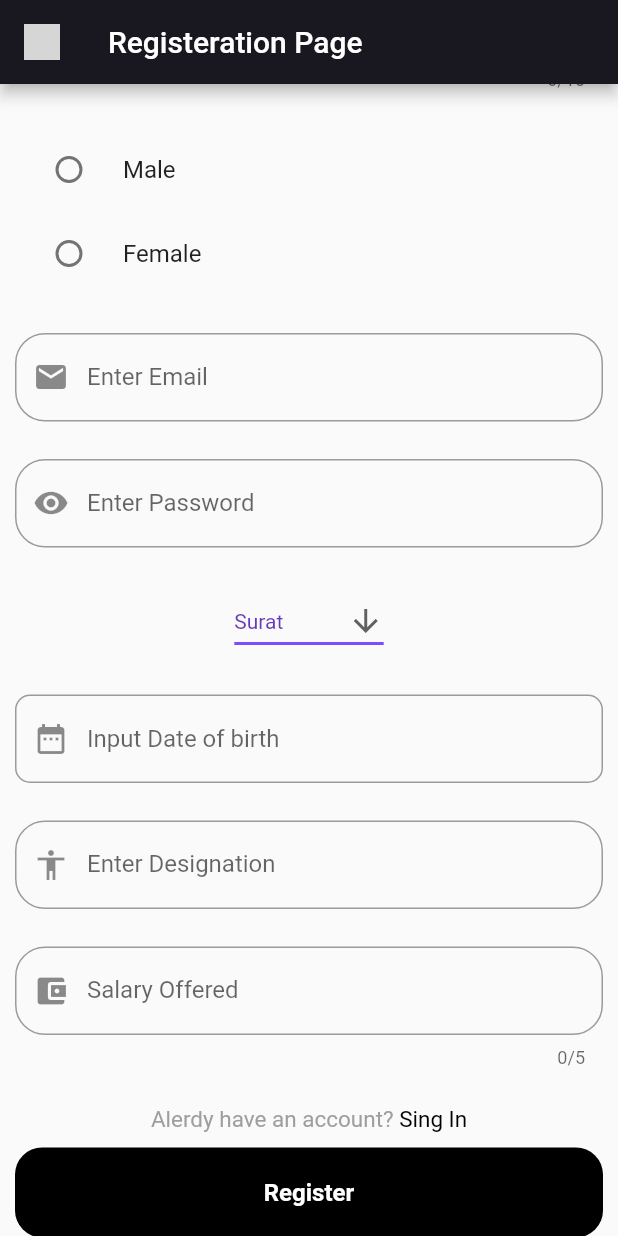
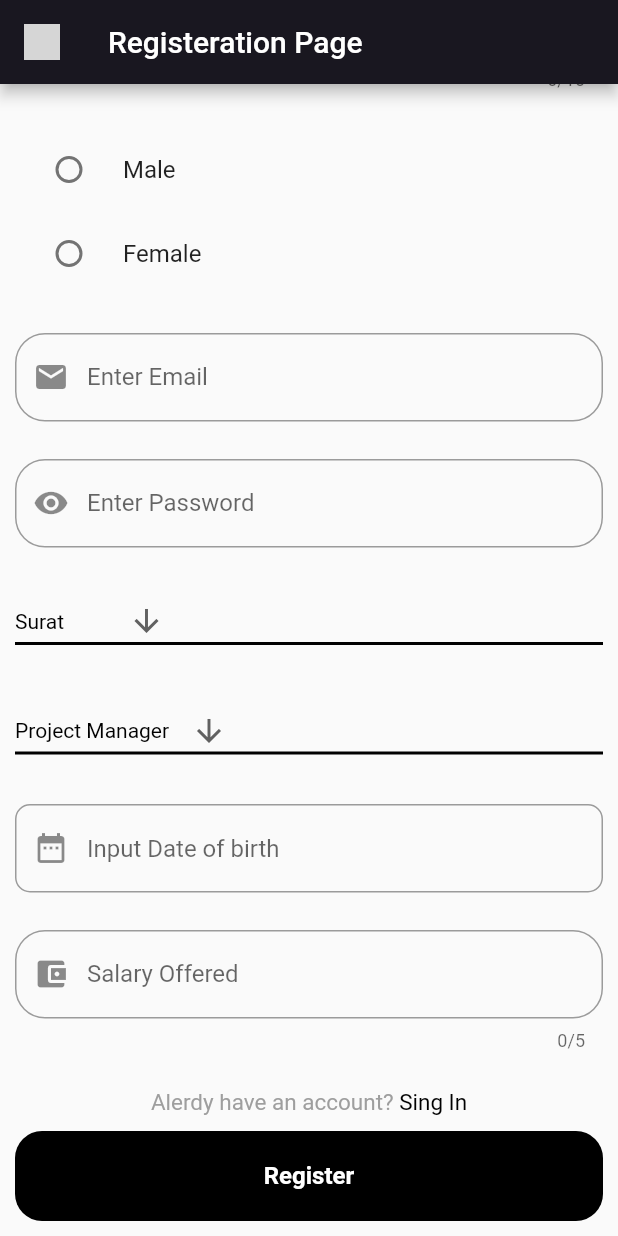
Before and after one commit to PatelMeet4744/ems, a Flutter app: the Registration screen opened directly, scrolled down 527 dp, on a phone screen of 412 x 824 dp. Run offline on Flutter 3.47's test engine with Material 2 defaults, Android fonts, the phone set to English and light mode, and no system bars; our stand-ins replace cloud_firestore, firebase_core, flutter_svg_provider, quickalert, shared_preferences; missing offline and left inert: dart:js_util; accounts and stored records are empty; grey boxes are pictures that could not be loaded.

Commit message:
changes in registration page design

```diff
--- a/lib/screens/register_page.dart
+++ b/lib/screens/register_page.dart
@@ -1,10 +1,15 @@
+import 'dart:async';
+
 import 'package:ems/const/custom_styles.dart';
+import 'package:ems/screens/Dashbord.dart';
 import 'package:ems/screens/screen.dart';
 import 'package:flutter/material.dart';
 import '../widgets/widget.dart';
 import 'package:flutter_svg_provider/flutter_svg_provider.dart';
 import '../constants.dart';
 import 'package:flutter/cupertino.dart';
+import 'package:cloud_firestore/cloud_firestore.dart';
+import 'package:quickalert/quickalert.dart';
 
 const List<String> list = <String>[
   'Surat',
@@ -12,6 +17,13 @@ const List<String> list = <String>[
   'Ahmadabad',
   'Navsari',
   'Vapi'
+];
+
+const List<String> delist = <String>[
+  'Project Manager',
+  'Assistant Manager',
+  'Sr. Developer',
+  'Jr. Developer'
 ];
 
 class Registration extends StatefulWidget {
@@ -22,10 +34,13 @@ class Registration extends StatefulWidget {
 }
 
 class _RegistrationState extends State<Registration> {
-  TextEditingController txtuname = TextEditingController();
-  TextEditingController txtemail = TextEditingController();
-  TextEditingController txtpass = TextEditingController();
-  TextEditingController txtcontact = TextEditingController();
+  TextEditingController EmpId = TextEditingController();
+  TextEditingController Empname = TextEditingController();
+  TextEditingController Empemail = TextEditingController();
+  TextEditingController Emppass = TextEditingController();
+  TextEditingController Empcontact = TextEditingController();
+  TextEditingController EmpDesignatiob = TextEditingController();
+  TextEditingController Empsalary = TextEditingController();
 
   var gender = null;
   var hobby = false;
@@ -34,6 +49,7 @@ class _RegistrationState extends State<Registration> {
   String? email, Pass;
 
   String dropdownValue = list.first;
+  String designationvalue = delist.first;
 
   var dateController = TextEditingController();
   var timeController = TextEditingController();
@@ -41,6 +57,44 @@ class _RegistrationState extends State<Registration> {
 
   @override
   Widget build(BuildContext context) {
+    final CollectionReference _tblEmployee =
+        FirebaseFirestore.instance.collection('employee');
+
+    Future<void> _Add() async {
+      print("Hello");
+      String id = EmpId.text;
+      String name = Empname.text;
+      String contact = Empcontact.text;
+      String Gender = gender.toString();
+      String email = Empemail.text;
+      String password = Emppass.text;
+      String Designation = EmpDesignatiob.text;
+      String salary = Empsalary.text;
+      String city = dropdownValue.toString();
+      String designation = designationvalue.toString();
+      bool status = false;
+      print("By");
+      // String startDate = StartDateController.text;
+      // final double? price = double.tryParse(StartDateController.text.toString());
+      // String city = empc
+      // String BOD =
+
+      await _tblEmployee.add({
+        "Eno": id,
+        "Ename": name,
+        "Econtactno": contact,
+        "Egender": Gender,
+        "Eemail": email,
+        "Epassword": password,
+        "Ecity": city,
+        "Edesignation": designation,
+        "Esalary": salary,
+        "Estatus": status
+      });
+      //await _tblProduct.doc(documentSnapshot.id).
+      //update({"name":name,"price":price});
+    }
+
     return Scaffold(
       appBar: AppBar(
         title: Text("Registeration Page"),
@@ -76,6 +130,7 @@ class _RegistrationState extends State<Registration> {
                   height: 50,
                 ),
                 TextField(
+                  controller: EmpId,
                   keyboardType: TextInputType.number,
                   maxLength: 10,
                   decoration: InputDecoration(
@@ -89,7 +144,7 @@ class _RegistrationState extends State<Registration> {
                   height: 25,
                 ),
                 TextField(
-                  controller: txtuname,
+                  controller: Empname,
                   decoration: InputDecoration(
                       prefixIcon: Icon(Icons.account_circle),
                       label: Text("Enter Name"),
@@ -101,7 +156,7 @@ class _RegistrationState extends State<Registration> {
                   height: 25,
                 ),
                 TextField(
-                  controller: txtcontact,
+                  controller: Empcontact,
                   keyboardType: TextInputType.phone,
                   maxLength: 10,
                   decoration: InputDecoration(
@@ -138,7 +193,7 @@ class _RegistrationState extends State<Registration> {
                   height: 25,
                 ),
                 TextField(
-                  controller: txtemail,
+                  controller: Empemail,
                   keyboardType: TextInputType.emailAddress,
                   decoration: InputDecoration(
                       prefixIcon: Icon(Icons.email),
@@ -152,7 +207,7 @@ class _RegistrationState extends State<Registration> {
                 ),
                 TextField(
                   obscureText: true,
-                  controller: txtpass,
+                  controller: Emppass,
                   decoration: InputDecoration(
                       prefixIcon: Icon(Icons.remove_red_eye_sharp),
                       label: Text("Enter Password"),
@@ -163,19 +218,22 @@ class _RegistrationState extends State<Registration> {
                 SizedBox(
                   height: 25,
                 ),
-                DropdownButton<String>(
+                Container(
+                  width: double.infinity,
+                  child: DropdownButton<String>(
                     value: dropdownValue,
                     icon: const Icon(Icons.arrow_downward),
                     elevation: 16,
-                  style: const TextStyle(color: Colors.deepPurple),
+                    style: const TextStyle(color: Colors.black),
                     underline: Container(
                       height: 2,
-                    color: Colors.deepPurpleAccent,
+                      color: Colors.black,
                     ),
                     onChanged: (String? value) {
                       // This is called when the user selects an item.
                       setState(() {
                         dropdownValue = value!;
+                        print(value);
                       });
                     },
                     items: list.map<DropdownMenuItem<String>>((String value) {
@@ -184,6 +242,36 @@ class _RegistrationState extends State<Registration> {
                         child: Text(value),
                       );
                     }).toList(),
+                  ),
+                ),
+                SizedBox(
+                  height: 25,
+                ),
+                Container(
+                  width: double.infinity,
+                  child: DropdownButton<String>(
+                    value: designationvalue,
+                    icon: const Icon(Icons.arrow_downward),
+                    elevation: 16,
+                    style: const TextStyle(color: Colors.black),
+                    underline: Container(
+                      height: 2,
+                      color: Colors.black,
+                    ),
+                    onChanged: (String? value) {
+                      // This is called when the user selects an item.
+                      setState(() {
+                        designationvalue = value!;
+                        print(value);
+                      });
+                    },
+                    items: delist.map<DropdownMenuItem<String>>((String value) {
+                      return DropdownMenuItem<String>(
+                        value: value,
+                        child: Text(value),
+                      );
+                    }).toList(),
+                  ),
                 ),
                 SizedBox(
                   height: 25,
@@ -206,21 +294,23 @@ class _RegistrationState extends State<Registration> {
                 SizedBox(
                   height: 25,
                 ),
+                // TextField(
+                //   controller: EmpDesignatiob,
+                //   // // style: kBodyText.copyWith(color: Colors.white),
+                //   // style: kBodyText.copyWith(color: Colors.white),
+                //   decoration: InputDecoration(
+                //       prefixIcon: Icon(Icons.accessibility),
+                //       labelText: "Enter Designation",
+                //       hintText: "Enter Designation",
+                //       border: OutlineInputBorder(
+                //         borderRadius: BorderRadius.circular(20),
+                //       )),
+                // ),
+                // SizedBox(
+                //   height: 25,
+                // ),
                 TextField(
-                  // // style: kBodyText.copyWith(color: Colors.white),
-                  // style: kBodyText.copyWith(color: Colors.white),
-                  decoration: InputDecoration(
-                      prefixIcon: Icon(Icons.accessibility),
-                      labelText: "Enter Designation",
-                      hintText: "Enter Designation",
-                      border: OutlineInputBorder(
-                        borderRadius: BorderRadius.circular(20),
-                      )),
-                ),
-                SizedBox(
-                  height: 25,
-                ),
-                TextField(
+                  controller: Empsalary,
                   keyboardType: TextInputType.number,
                   maxLength: 5,
                   decoration: InputDecoration(
@@ -269,7 +359,15 @@ class _RegistrationState extends State<Registration> {
                 ),
                 MyTextButton(
                   buttonName: 'Register',
-                  onTap: () {},
+                  onTap: () {
+                    _Add();
+                    Navigator.pushReplacement(context,
+                        MaterialPageRoute(builder: (context) => SignInPage()));
+                    QuickAlert.show(
+                      context: context,
+                      type: QuickAlertType.success,
+                    );
+                  },
                   bgColor: Colors.black,
                   textColor: Colors.white,
                 ),
```
Lines whose indentation alone changed are shown as unchanged.
